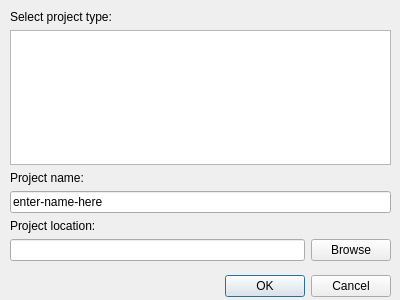
Before: the Qt Designer form trunk/Tools/EGEEditor/ui/newproject.ui in EnmaniacSoftware/ege, drawn with Qt 5.
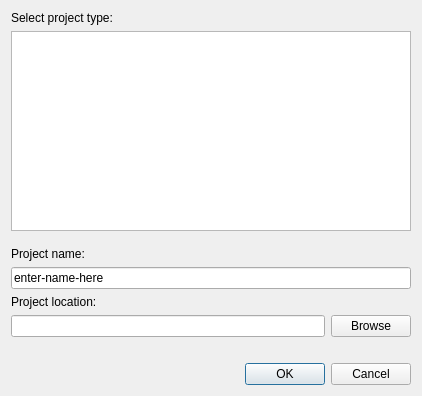
After: the same form once the commit is applied.

Diff of the .ui file:
```diff
--- a/trunk/Tools/EGEEditor/ui/newproject.ui
+++ b/trunk/Tools/EGEEditor/ui/newproject.ui
@@ -9,28 +9,16 @@
    <rect>
     <x>0</x>
     <y>0</y>
-    <width>400</width>
-    <height>300</height>
+    <width>420</width>
+    <height>405</height>
    </rect>
   </property>
   <property name="sizePolicy">
-   <sizepolicy hsizetype="Preferred" vsizetype="Preferred">
+   <sizepolicy hsizetype="Expanding" vsizetype="Preferred">
     <horstretch>0</horstretch>
     <verstretch>0</verstretch>
    </sizepolicy>
   </property>
-  <property name="minimumSize">
-   <size>
-    <width>400</width>
-    <height>300</height>
-   </size>
-  </property>
-  <property name="maximumSize">
-   <size>
-    <width>2000</width>
-    <height>2000</height>
-   </size>
-  </property>
   <property name="windowTitle">
    <string>New Project</string>
   </property>
@@ -40,32 +28,15 @@
   <property name="modal">
    <bool>true</bool>
   </property>
-  <widget class="QDialogButtonBox" name="buttonBox">
-   <property name="geometry">
-    <rect>
-     <x>50</x>
-     <y>270</y>
-     <width>341</width>
-     <height>32</height>
-    </rect>
+  <layout class="QGridLayout" name="gridLayout">
+   <property name="sizeConstraint">
+    <enum>QLayout::SetFixedSize</enum>
    </property>
-   <property name="orientation">
-    <enum>Qt::Horizontal</enum>
-   </property>
-   <property name="standardButtons">
-    <set>QDialogButtonBox::Cancel|QDialogButtonBox::Ok</set>
-   </property>
-  </widget>
-  <widget class="QWidget" name="verticalLayoutWidget">
-   <property name="geometry">
-    <rect>
-     <x>10</x>
-     <y>10</y>
-     <width>381</width>
-     <height>251</height>
-    </rect>
-   </property>
+   <item row="0" column="0">
    <layout class="QVBoxLayout" name="verticalLayout">
+     <property name="sizeConstraint">
+      <enum>QLayout::SetNoConstraint</enum>
+     </property>
     <item>
      <widget class="QLabel" name="label">
       <property name="text">
@@ -74,7 +45,14 @@
      </widget>
     </item>
     <item>
-     <widget class="QListView" name="projectListView"/>
+      <widget class="QListView" name="projectListView">
+       <property name="minimumSize">
+        <size>
+         <width>400</width>
+         <height>200</height>
+        </size>
+       </property>
+      </widget>
     </item>
     <item>
      <spacer name="verticalSpacer">
@@ -84,7 +62,7 @@
       <property name="sizeHint" stdset="0">
        <size>
         <width>20</width>
-        <height>40</height>
+         <height>10</height>
        </size>
       </property>
      </spacer>
@@ -129,7 +107,31 @@
      </layout>
     </item>
    </layout>
-  </widget>
+   </item>
+   <item row="1" column="0">
+    <spacer name="verticalSpacer_2">
+     <property name="orientation">
+      <enum>Qt::Vertical</enum>
+     </property>
+     <property name="sizeHint" stdset="0">
+      <size>
+       <width>20</width>
+       <height>20</height>
+      </size>
+     </property>
+    </spacer>
+   </item>
+   <item row="2" column="0">
+    <widget class="QDialogButtonBox" name="buttonBox">
+     <property name="orientation">
+      <enum>Qt::Horizontal</enum>
+     </property>
+     <property name="standardButtons">
+      <set>QDialogButtonBox::Cancel|QDialogButtonBox::Ok</set>
+     </property>
+    </widget>
+   </item>
+  </layout>
  </widget>
  <resources/>
  <connections>
```
Left out of the diff: 2 changed lines with no effect on the pictures. Lines whose indentation alone changed are shown as unchanged.
